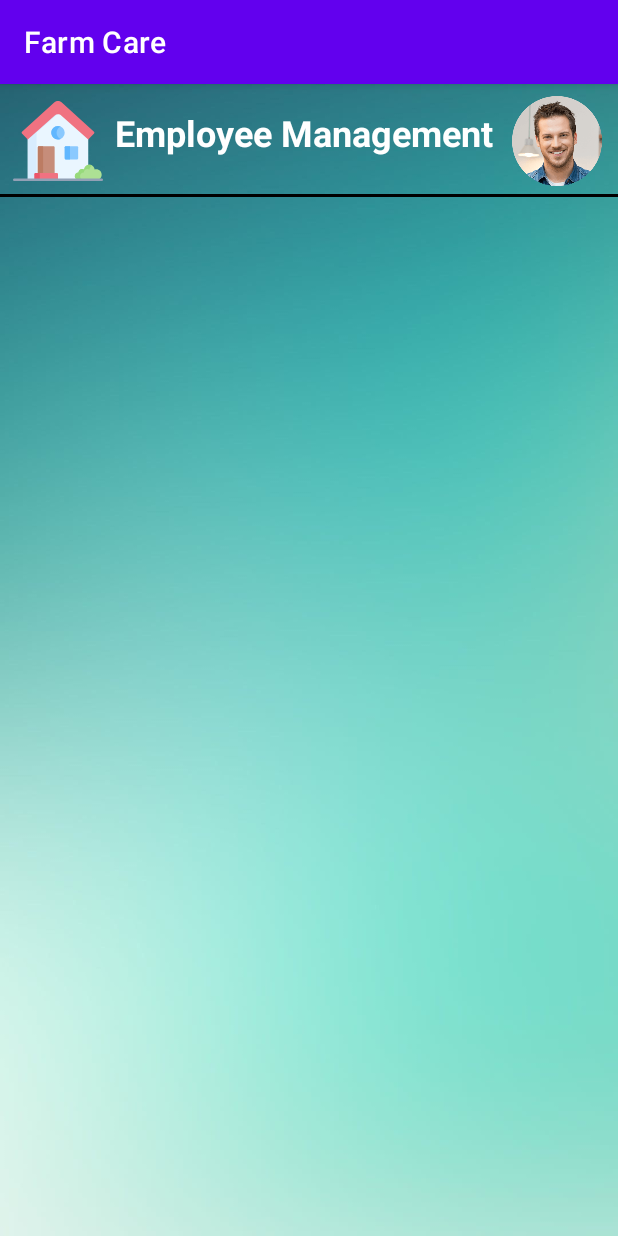
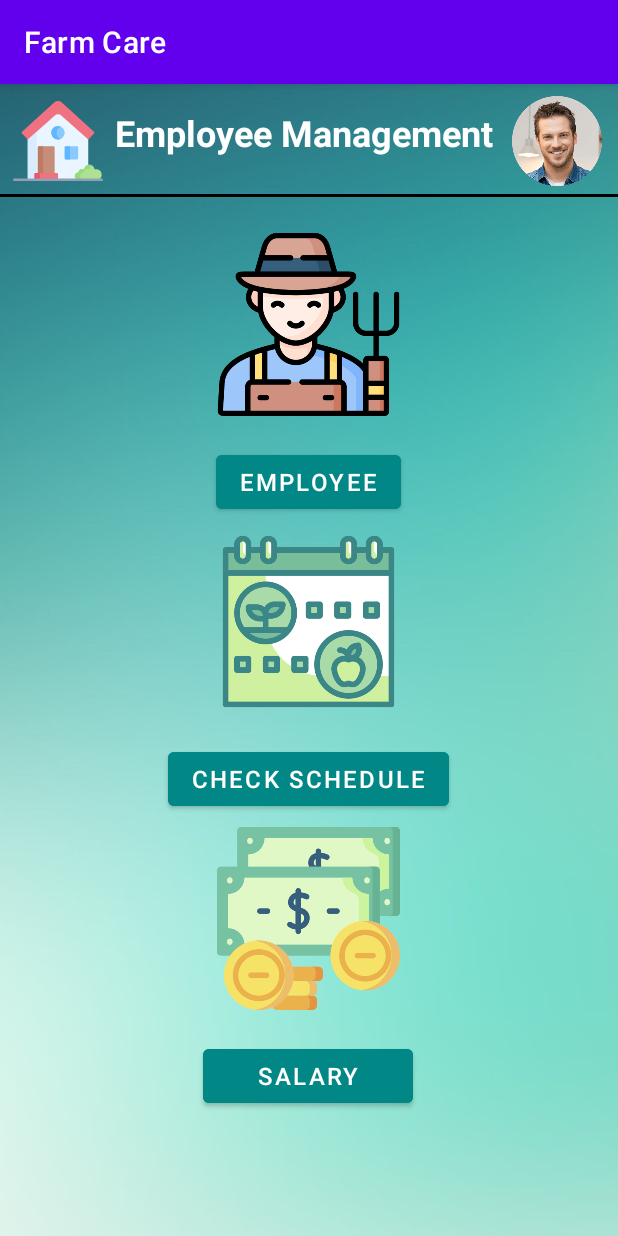
Before and after one commit to IT20161538/Farm-Care, an Android app: the EmployeeManagement screen opened directly, with no data from a screen before it, on a phone screen of 412 x 824 dp. Run offline under Robolectric (Android 15) with nearby library versions, the phone set to English and light mode, and no system bars.

Commit message:
commit new

```diff
--- a/app/src/main/res/layout/activity_employee_management.xml
+++ b/app/src/main/res/layout/activity_employee_management.xml
@@ -53,4 +53,77 @@
         app:layout_constraintStart_toStartOf="parent"
         app:layout_constraintTop_toBottomOf="@+id/tv_employeemanagement" />
 
+    <ImageView
+        android:id="@+id/imageView12"
+        android:layout_width="146dp"
+        android:layout_height="122dp"
+        android:layout_marginTop="24dp"
+        android:foregroundGravity="center"
+        app:layout_constraintEnd_toEndOf="parent"
+        app:layout_constraintHorizontal_bias="0.498"
+        app:layout_constraintStart_toStartOf="parent"
+        app:layout_constraintTop_toBottomOf="@+id/divider"
+        app:srcCompat="@drawable/employee" />
+
+    <Button
+        android:id="@+id/btn_employees"
+        android:layout_width="wrap_content"
+        android:layout_height="wrap_content"
+        android:layout_marginTop="20dp"
+        android:backgroundTint="@color/teal_700"
+        android:text="@string/btn_employees"
+        android:textSize="16sp"
+        app:layout_constraintEnd_toEndOf="parent"
+        app:layout_constraintHorizontal_bias="0.498"
+        app:layout_constraintStart_toStartOf="parent"
+        app:layout_constraintTop_toBottomOf="@+id/imageView12" />
+
+    <Button
+        android:id="@+id/btn_checkSchedule"
+        android:layout_width="wrap_content"
+        android:layout_height="wrap_content"
+        android:layout_marginTop="20dp"
+        android:backgroundTint="@color/teal_700"
+        android:text="@string/btn_checkSchedule"
+        android:textSize="16sp"
+        app:layout_constraintEnd_toEndOf="parent"
+        app:layout_constraintHorizontal_bias="0.498"
+        app:layout_constraintStart_toStartOf="parent"
+        app:layout_constraintTop_toBottomOf="@+id/imageView13" />
+
+    <ImageView
+        android:id="@+id/imageView13"
+        android:layout_width="146dp"
+        android:layout_height="122dp"
+        android:layout_marginTop="8dp"
+        app:layout_constraintEnd_toEndOf="parent"
+        app:layout_constraintHorizontal_bias="0.498"
+        app:layout_constraintStart_toStartOf="parent"
+        app:layout_constraintTop_toBottomOf="@+id/btn_employees"
+        app:srcCompat="@drawable/schedule" />
+
+    <ImageView
+        android:id="@+id/imageView14"
+        android:layout_width="146dp"
+        android:layout_height="122dp"
+        android:layout_marginTop="8dp"
+        app:layout_constraintEnd_toEndOf="parent"
+        app:layout_constraintHorizontal_bias="0.498"
+        app:layout_constraintStart_toStartOf="parent"
+        app:layout_constraintTop_toBottomOf="@+id/btn_checkSchedule"
+        app:srcCompat="@drawable/salary" />
+
+    <Button
+        android:id="@+id/btn_salary"
+        android:layout_width="140dp"
+        android:layout_height="48dp"
+        android:layout_marginTop="20dp"
+        android:backgroundTint="@color/teal_700"
+        android:text="@string/btn_salary"
+        android:textSize="16sp"
+        app:layout_constraintEnd_toEndOf="parent"
+        app:layout_constraintHorizontal_bias="0.498"
+        app:layout_constraintStart_toStartOf="parent"
+        app:layout_constraintTop_toBottomOf="@+id/imageView14" />
+
 </androidx.constraintlayout.widget.ConstraintLayout>
--- a/app/src/main/res/values/strings.xml
+++ b/app/src/main/res/values/strings.xml
@@ -15,4 +15,9 @@
     <string name="et_signinpassword" />
     <string name="btn_signin">SIGN IN</string>
     <string name="btn_addimage">ADD IMAGE</string>
+    <string name="btn_employees">EMPLOYEE</string>
+    <string name="btn_checkSchedule">CHECK SCHEDULE</string>
+    <string name="btn_salary">SALARY</string>
+    <string name="tv_loginlable">Already have an account ?</string>
+    <string name="btnloginlable">LOGIN</string>
 </resources>
```
Also changed, not shown: app/src/main/AndroidManifest.xml (+6 -3 lines), app/src/main/java/com/example/fame_care/AddEmployeeDetails.java (added, +14 -0 lines), app/src/main/res/layout/activity_add_employee_details.xml (added, +59 -0 lines), app/src/main/res/layout/activity_main.xml (+27 -3 lines), app/src/main/res/drawable/salary.png (added), app/src/main/res/drawable/schedule.png (added).
